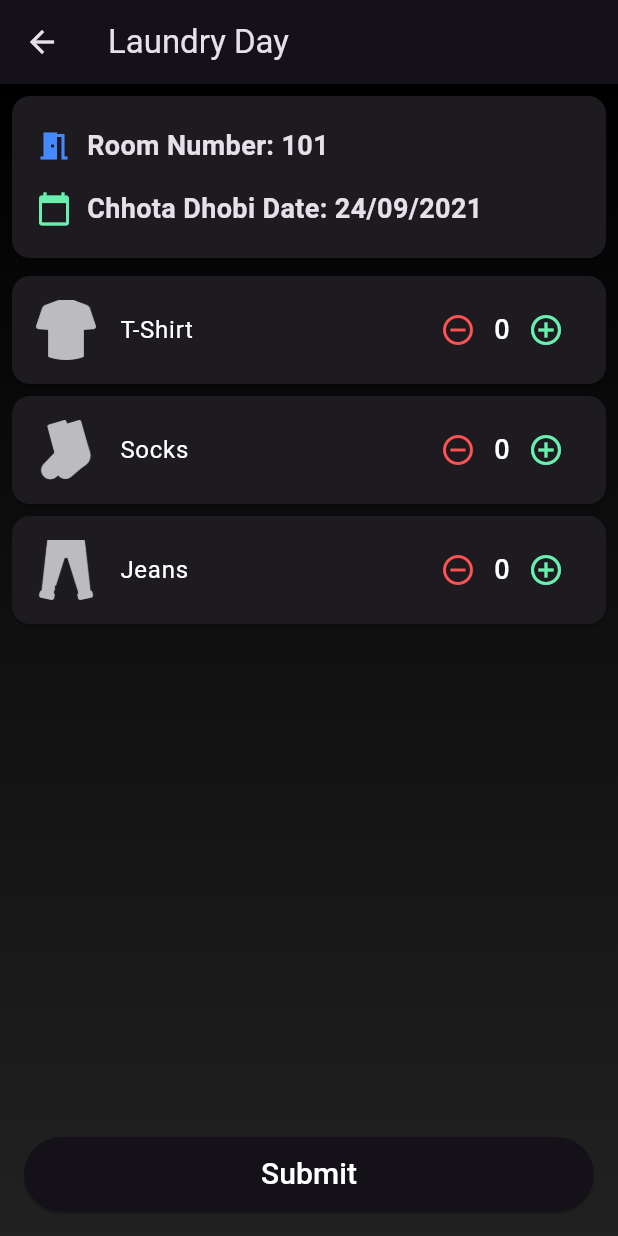
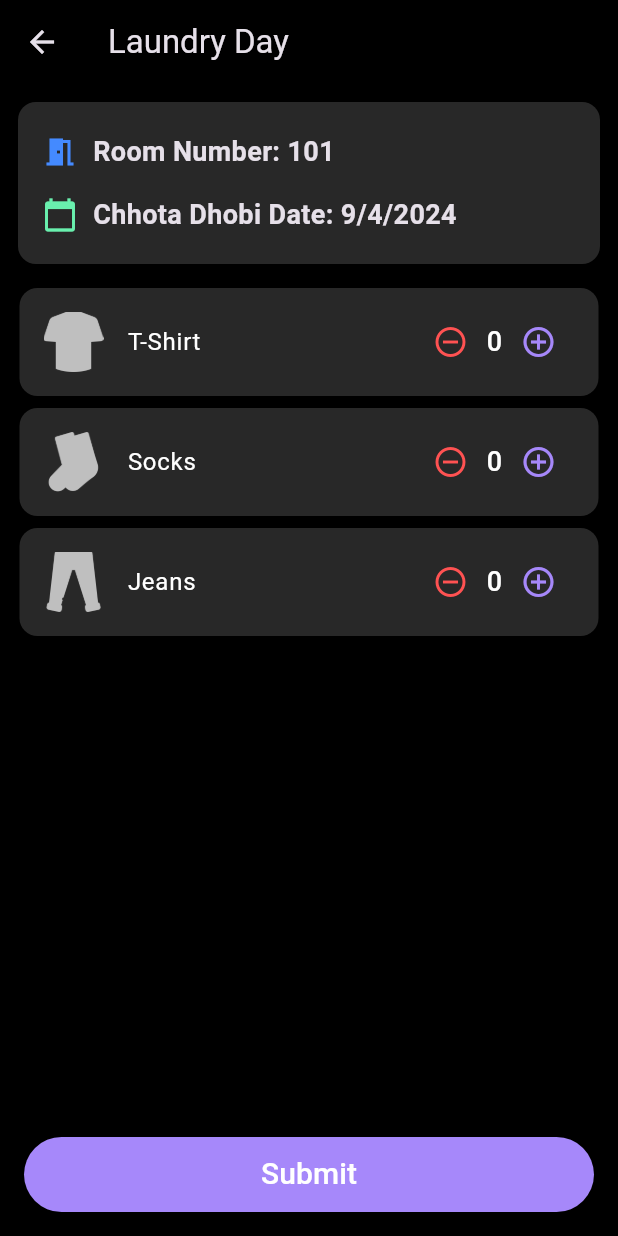
Before and after one commit to drowsy-coder/solveathon24, a Flutter app: the ClothCounterPage screen opened directly, on a phone screen of 412 x 824 dp. Run offline on Flutter 3.47's test engine with Material 3 defaults, Android fonts, the phone set to English and light mode, and no system bars; our stand-ins replace animated_text_kit, audioplayers, bubble, carousel_slider, cloud_firestore, dropdown_textfield and 7 more; missing offline and left inert: flutter_face_api, google_mlkit_face_detection; accounts and stored records are empty.

Commit message:
Refactor UI and import statements in dhobi.dart

```diff
--- a/lib/screens/dhobi.dart
+++ b/lib/screens/dhobi.dart
@@ -24,36 +24,43 @@ class _ClothCounterPageState extends State<ClothCounterPage> {
     ClothItem(name: 'Jeans', iconPath: 'assets/1176990.png'),
   ];
 
+  int year = DateTime.now().year;
+  int month = DateTime.now().month;
+  int day = DateTime.now().day;
+
   @override
   Widget build(BuildContext context) {
     return Scaffold(
+      backgroundColor: Colors.black,
       appBar: AppBar(
         title: const Text('Laundry Day'),
+        backgroundColor: Colors.transparent,
       ),
       body: Stack(
         children: [
-          Positioned.fill(
-            child: Container(
-              decoration: BoxDecoration(
-                gradient: LinearGradient(
-                  begin: Alignment.topCenter,
-                  end: Alignment.bottomCenter,
-                  colors: [Colors.black, Colors.grey[900]!],
-                ),
-              ),
-            ),
-          ),
+          // Positioned.fill(
+          //   child: Container(
+          //     decoration: BoxDecoration(
+          //       gradient: LinearGradient(
+          //         begin: Alignment.topCenter,
+          //         end: Alignment.bottomCenter,
+          //         colors: [Colors.black, Colors.grey[900]!],
+          //       ),
+          //     ),
+          //   ),
+          // ),
           Column(
             children: [
-              const Card(
-                margin: EdgeInsets.all(8.0),
+              Card(
+                margin: const EdgeInsets.all(12.0),
+                color: const Color(0xff282828),
                 child: Padding(
-                  padding:
-                      EdgeInsets.symmetric(vertical: 20.0, horizontal: 16.0),
+                  padding: const EdgeInsets.symmetric(
+                      vertical: 20.0, horizontal: 16.0),
                   child: Column(
                     crossAxisAlignment: CrossAxisAlignment.start,
                     children: [
-                      Row(
+                      const Row(
                         children: [
                           Icon(Icons.meeting_room, color: Colors.blueAccent),
                           SizedBox(width: 10),
@@ -66,15 +73,16 @@ class _ClothCounterPageState extends State<ClothCounterPage> {
                           ),
                         ],
                       ),
-                      SizedBox(height: 16),
+                      const SizedBox(height: 16),
                       // Date Row
                       Row(
                         children: [
-                          Icon(Icons.calendar_today, color: Colors.greenAccent),
-                          SizedBox(width: 10),
+                          const Icon(Icons.calendar_today,
+                              color: Colors.greenAccent),
+                          const SizedBox(width: 10),
                           Text(
-                            'Chhota Dhobi Date: 24/09/2021',
-                            style: TextStyle(
+                            'Chhota Dhobi Date: $day/$month/$year',
+                            style: const TextStyle(
                               fontSize: 18,
                               fontWeight: FontWeight.bold,
                             ),
@@ -91,8 +99,9 @@ class _ClothCounterPageState extends State<ClothCounterPage> {
                   itemBuilder: (context, index) {
                     final item = clothItems[index];
                     return Card(
+                      color: Color(0xff282828),
                       margin: const EdgeInsets.symmetric(
-                          vertical: 4.0, horizontal: 8.0),
+                          vertical: 4.0, horizontal: 13.0),
                       child: ListTile(
                         contentPadding: const EdgeInsets.symmetric(
                             vertical: 8.0, horizontal: 16.0),
@@ -117,7 +126,7 @@ class _ClothCounterPageState extends State<ClothCounterPage> {
                                     fontSize: 18, color: Colors.white)),
                             IconButton(
                               icon: const Icon(Icons.add_circle_outline,
-                                  color: Colors.greenAccent),
+                                  color: Color(0xffa688fa)),
                               onPressed: () => setState(() => item.count++),
                             ),
                           ],
@@ -131,7 +140,7 @@ class _ClothCounterPageState extends State<ClothCounterPage> {
                 padding: const EdgeInsets.all(16.0),
                 child: ElevatedButton(
                   style: ElevatedButton.styleFrom(
-                    backgroundColor: Theme.of(context).primaryColor,
+                    backgroundColor: Color(0xffa688fa),
                     minimumSize: const Size.fromHeight(50),
                   ),
                   onPressed: () {
```
